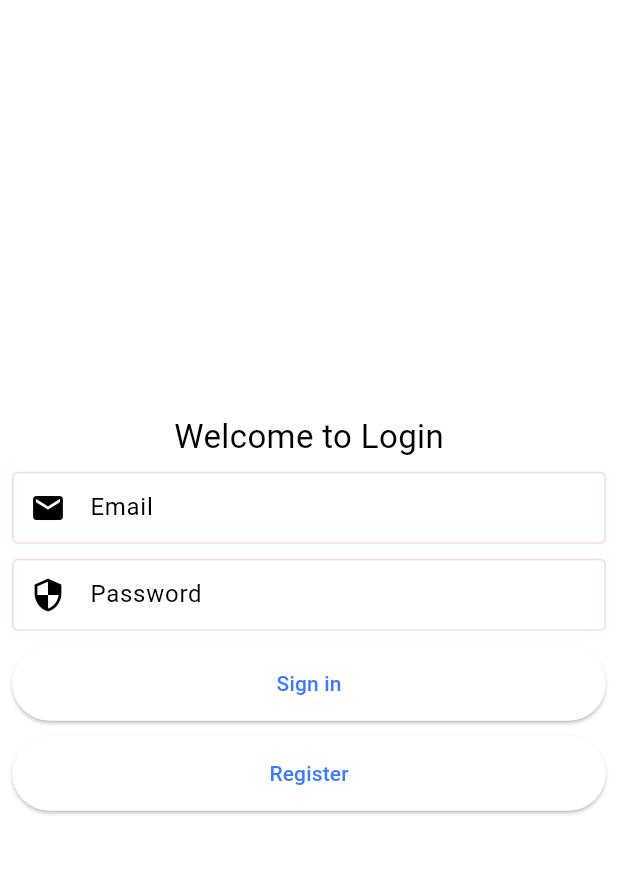
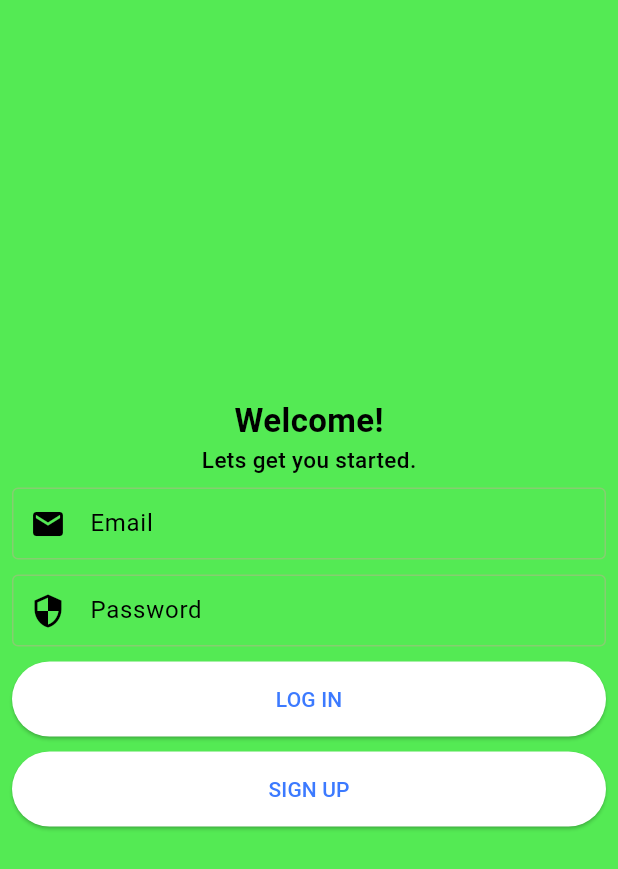
Before and after one commit to rtgenaapc/APC_2023_2024_T2_R-J_O-IVN, a Flutter app: the screen it shows after launch, on a phone screen of 412 x 824 dp. Shown: the top 869 px of the screen. Run offline on Flutter 3.47's test engine with Material 3 defaults, Android fonts, the phone set to English and light mode, and no system bars.

Commit message:
Update LOGIN & SIGNUP

```diff
--- a/lib/features/login.dart
+++ b/lib/features/login.dart
@@ -35,14 +35,23 @@ class _LoginScreenState extends State<LoginScreen> {
   @override
   Widget build(BuildContext context) {
     return Scaffold(
+      backgroundColor: Color.fromARGB(255, 84, 234, 84),
       body: Center(
         child: Column(
           mainAxisAlignment: MainAxisAlignment.center,
           children: [
             const Text(
-              'Welcome to Login',
+              'Welcome!',
               style: TextStyle(
                 fontSize: 22,
+                fontWeight: FontWeight.bold
+              ),
+            ),
+            const Text(
+              'Lets get you started.',
+              style: TextStyle(
+                fontSize: 15,
+                fontWeight: FontWeight.w500
               ),
             ),
             Container(
@@ -61,12 +70,12 @@ class _LoginScreenState extends State<LoginScreen> {
                       hintText: 'Password',
                     ),
                     const SizedBox(height: 10),
-                    CustomBttn(text: 'Sign in', onTap: handleSignIn),
+                    CustomBttn(text: 'LOG IN', onTap: handleSignIn),
                     const SizedBox(height: 10),
-                    // Register button to navigate to SignUpScreen
+                    // SIGN UP button to navigate to SignUpScreen
                     CustomBttn(
                       onTap: navigateToSignUpScreen,
-                      text: 'Register',
+                      text: 'SIGN UP',
                     ),
                   ],
                 ),
```
Also changed, not shown: lib/features/signup.dart (+5 -3 lines).
